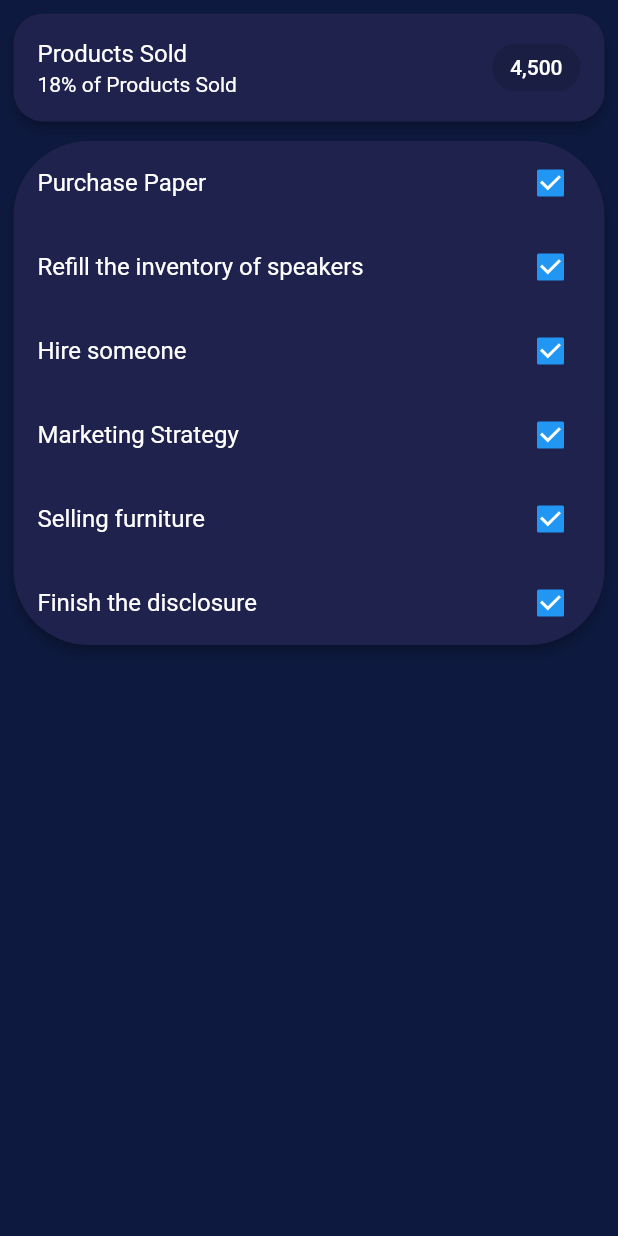
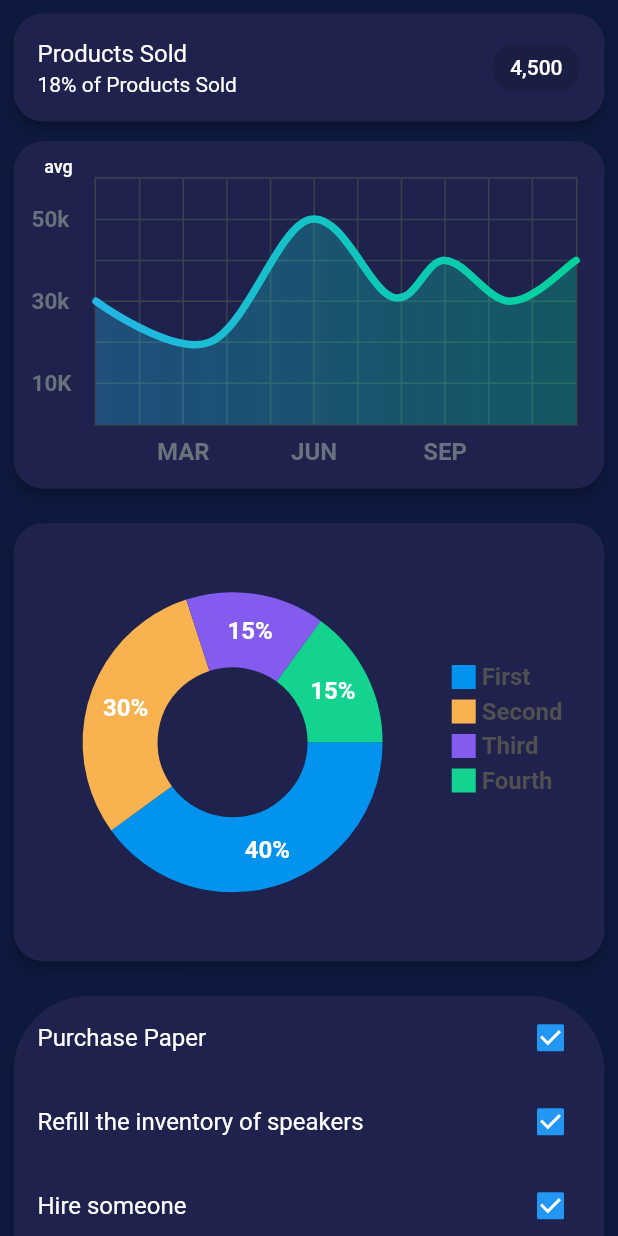
Before and after one commit to Alejandro-HUB/Aloz, a Flutter app: the PanelLeftPage screen opened directly, on a phone screen of 412 x 824 dp. Run offline on Flutter 3.47's test engine with Material 2 defaults, Android fonts, the phone set to English and light mode, and no system bars; drawn by our look-alikes of fl_chart.

Commit message:
finished left panel

```diff
--- /dev/null
+++ b/lib/Helpers/indicator.dart
@@ -0,0 +1,42 @@
+import 'package:flutter/material.dart';
+
+class Indicator extends StatelessWidget {
+  final Color color;
+  final String text;
+  final bool isSquare;
+  final double size;
+  final Color textColor;
+
+  const Indicator({
+    Key? key,
+    required this.color,
+    required this.text,
+    required this.isSquare,
+    this.size = 16,
+    this.textColor = const Color(0xff505050),
+  }) : super(key: key);
+
+  @override
+  Widget build(BuildContext context) {
+    return Row(
+      children: <Widget>[
+        Container(
+          width: size,
+          height: size,
+          decoration: BoxDecoration(
+            shape: isSquare ? BoxShape.rectangle : BoxShape.circle,
+            color: color,
+          ),
+        ),
+        const SizedBox(
+          width: 4,
+        ),
+        Text(
+          text,
+          style: TextStyle(
+              fontSize: 16, fontWeight: FontWeight.bold, color: textColor),
+        )
+      ],
+    );
+  }
+}
--- /dev/null
+++ b/lib/panel_left/curved_chart.dart
@@ -0,0 +1,317 @@
+import 'package:flutter/material.dart';
+import 'package:fl_chart/fl_chart.dart';
+
+import '../constants.dart';
+
+class LineChartSample2 extends StatefulWidget {
+  const LineChartSample2({Key? key}) : super(key: key);
+
+  @override
+  _LineChartSample2State createState() => _LineChartSample2State();
+}
+
+class _LineChartSample2State extends State<LineChartSample2> {
+  List<Color> gradientColors = [
+    const Color(0xff23b6e6),
+    const Color(0xff02d39a),
+  ];
+
+  bool showAvg = false;
+
+  @override
+  Widget build(BuildContext context) {
+    return Padding(
+      padding: const EdgeInsets.only(
+        left: Constants.kPadding / 2,
+        right: Constants.kPadding / 2,
+        top: Constants.kPadding / 2,
+        bottom: Constants.kPadding,
+      ),
+      child: Card(
+        color: Constants.purpleLight,
+        elevation: 3,
+        shape: RoundedRectangleBorder(
+          borderRadius: BorderRadius.circular(20),
+        ),
+        child: Stack(
+          children: <Widget>[
+            AspectRatio(
+              aspectRatio: 1.70,
+              child: Container(
+                decoration: const BoxDecoration(
+                  borderRadius: BorderRadius.all(
+                    Radius.circular(18),
+                  ),
+                ),
+                child: Padding(
+                  padding: const EdgeInsets.only(
+                      right: 18.0, left: 12.0, top: 24, bottom: 12),
+                  child: LineChart(
+                    showAvg ? avgData() : mainData(),
+                  ),
+                ),
+              ),
+            ),
+            SizedBox(
+              width: 60,
+              height: 34,
+              child: TextButton(
+                onPressed: () {
+                  setState(() {
+                    showAvg = !showAvg;
+                  });
+                },
+                child: Text(
+                  'avg',
+                  style: TextStyle(
+                      fontSize: 12,
+                      color: showAvg
+                          ? Colors.white.withOpacity(0.5)
+                          : Colors.white),
+                ),
+              ),
+            ),
+          ],
+        ),
+      ),
+    );
+  }
+
+  Widget bottomTitleWidgets(double value, TitleMeta meta) {
+    const style = TextStyle(
+      color: Color(0xff68737d),
+      fontWeight: FontWeight.bold,
+      fontSize: 16,
+    );
+    Widget text;
+    switch (value.toInt()) {
+      case 2:
+        text = const Text('MAR', style: style);
+        break;
+      case 5:
+        text = const Text('JUN', style: style);
+        break;
+      case 8:
+        text = const Text('SEP', style: style);
+        break;
+      default:
+        text = const Text('', style: style);
+        break;
+    }
+
+    return Padding(child: text, padding: const EdgeInsets.only(top: 8.0));
+  }
+
+  Widget leftTitleWidgets(double value, TitleMeta meta) {
+    const style = TextStyle(
+      color: Color(0xff67727d),
+      fontWeight: FontWeight.bold,
+      fontSize: 15,
+    );
+    String text;
+    switch (value.toInt()) {
+      case 1:
+        text = '10K';
+        break;
+      case 3:
+        text = '30k';
+        break;
+      case 5:
+        text = '50k';
+        break;
+      default:
+        return Container();
+    }
+
+    return Text(text, style: style, textAlign: TextAlign.left);
+  }
+
+  LineChartData mainData() {
+    return LineChartData(
+      gridData: FlGridData(
+        show: true,
+        drawVerticalLine: true,
+        horizontalInterval: 1,
+        verticalInterval: 1,
+        getDrawingHorizontalLine: (value) {
+          return FlLine(
+            color: const Color(0xff37434d),
+            strokeWidth: 1,
+          );
+        },
+        getDrawingVerticalLine: (value) {
+          return FlLine(
+            color: const Color(0xff37434d),
+            strokeWidth: 1,
+          );
+        },
+      ),
+      titlesData: FlTitlesData(
+        show: true,
+        rightTitles: AxisTitles(
+          sideTitles: SideTitles(showTitles: false),
+        ),
+        topTitles: AxisTitles(
+          sideTitles: SideTitles(showTitles: false),
+        ),
+        bottomTitles: AxisTitles(
+          sideTitles: SideTitles(
+            showTitles: true,
+            reservedSize: 30,
+            interval: 1,
+            getTitlesWidget: bottomTitleWidgets,
+          ),
+        ),
+        leftTitles: AxisTitles(
+          sideTitles: SideTitles(
+            showTitles: true,
+            interval: 1,
+            getTitlesWidget: leftTitleWidgets,
+            reservedSize: 42,
+          ),
+        ),
+      ),
+      borderData: FlBorderData(
+          show: true,
+          border: Border.all(color: const Color(0xff37434d), width: 1)),
+      minX: 0,
+      maxX: 11,
+      minY: 0,
+      maxY: 6,
+      lineBarsData: [
+        LineChartBarData(
+          spots: const [
+            FlSpot(0, 3),
+            FlSpot(2.6, 2),
+            FlSpot(4.9, 5),
+            FlSpot(6.8, 3.1),
+            FlSpot(8, 4),
+            FlSpot(9.5, 3),
+            FlSpot(11, 4),
+          ],
+          isCurved: true,
+          gradient: LinearGradient(
+            colors: gradientColors,
+            begin: Alignment.centerLeft,
+            end: Alignment.centerRight,
+          ),
+          barWidth: 5,
+          isStrokeCapRound: true,
+          dotData: FlDotData(
+            show: false,
+          ),
+          belowBarData: BarAreaData(
+            show: true,
+            gradient: LinearGradient(
+              colors: gradientColors
+                  .map((color) => color.withOpacity(0.3))
+                  .toList(),
+              begin: Alignment.centerLeft,
+              end: Alignment.centerRight,
+            ),
+          ),
+        ),
+      ],
+    );
+  }
+
+  LineChartData avgData() {
+    return LineChartData(
+      lineTouchData: LineTouchData(enabled: false),
+      gridData: FlGridData(
+        show: true,
+        drawHorizontalLine: true,
+        verticalInterval: 1,
+        horizontalInterval: 1,
+        getDrawingVerticalLine: (value) {
+          return FlLine(
+            color: const Color(0xff37434d),
+            strokeWidth: 1,
+          );
+        },
+        getDrawingHorizontalLine: (value) {
+          return FlLine(
+            color: const Color(0xff37434d),
+            strokeWidth: 1,
+          );
+        },
+      ),
+      titlesData: FlTitlesData(
+        show: true,
+        bottomTitles: AxisTitles(
+          sideTitles: SideTitles(
+            showTitles: true,
+            reservedSize: 30,
+            getTitlesWidget: bottomTitleWidgets,
+            interval: 1,
+          ),
+        ),
+        leftTitles: AxisTitles(
+          sideTitles: SideTitles(
+            showTitles: true,
+            getTitlesWidget: leftTitleWidgets,
+            reservedSize: 42,
+            interval: 1,
+          ),
+        ),
+        topTitles: AxisTitles(
+          sideTitles: SideTitles(showTitles: false),
+        ),
+        rightTitles: AxisTitles(
+          sideTitles: SideTitles(showTitles: false),
+        ),
+      ),
+      borderData: FlBorderData(
+          show: true,
+          border: Border.all(color: const Color(0xff37434d), width: 1)),
+      minX: 0,
+      maxX: 11,
+      minY: 0,
+      maxY: 6,
+      lineBarsData: [
+        LineChartBarData(
+          spots: const [
+            FlSpot(0, 3.44),
+            FlSpot(2.6, 3.44),
+            FlSpot(4.9, 3.44),
+            FlSpot(6.8, 3.44),
+            FlSpot(8, 3.44),
+            FlSpot(9.5, 3.44),
+            FlSpot(11, 3.44),
+          ],
+          isCurved: true,
+          gradient: LinearGradient(
+            colors: [
+              ColorTween(begin: gradientColors[0], end: gradientColors[1])
+                  .lerp(0.2)!,
+              ColorTween(begin: gradientColors[0], end: gradientColors[1])
+                  .lerp(0.2)!,
+            ],
+            begin: Alignment.centerLeft,
+            end: Alignment.centerRight,
+          ),
+          barWidth: 5,
+          isStrokeCapRound: true,
+          dotData: FlDotData(
+            show: false,
+          ),
+          belowBarData: BarAreaData(
+            show: true,
+            gradient: LinearGradient(
+              colors: [
+                ColorTween(begin: gradientColors[0], end: gradientColors[1])
+                    .lerp(0.2)!
+                    .withOpacity(0.1),
+                ColorTween(begin: gradientColors[0], end: gradientColors[1])
+                    .lerp(0.2)!
+                    .withOpacity(0.1),
+              ],
+              begin: Alignment.centerLeft,
+              end: Alignment.centerRight,
+            ),
+          ),
+        ),
+      ],
+    );
+  }
+}
--- a/lib/panel_left/panel_left_page.dart
+++ b/lib/panel_left/panel_left_page.dart
@@ -1,6 +1,10 @@
+import 'package:fl_chart/fl_chart.dart';
 import 'package:flutter/material.dart';
 import 'package:projectcrm/constants.dart';
 import 'package:projectcrm/responsive_layout.dart';
+
+import 'curved_chart.dart';
+import 'circle_graph.dart';
 
 class Todo {
   String name;
@@ -76,6 +80,8 @@
                     ),
                   ),
                 ),
+                LineChartSample2(),
+                PieChartSample2(),
                 Padding(
                   padding: const EdgeInsets.only(
                     left: Constants.kPadding / 2,
--- a/pubspec.yaml
+++ b/pubspec.yaml
@@ -34,6 +34,7 @@
   # The following adds the Cupertino Icons font to your application.
   # Use with the CupertinoIcons class for iOS style icons.
   cupertino_icons: ^1.0.2
+  fl_chart: ^0.50.6
 
 dev_dependencies:
   flutter_test:
```
Also changed, not shown: lib/panel_left/circle_graph.dart (added, +166 -0 lines), pubspec.lock.
